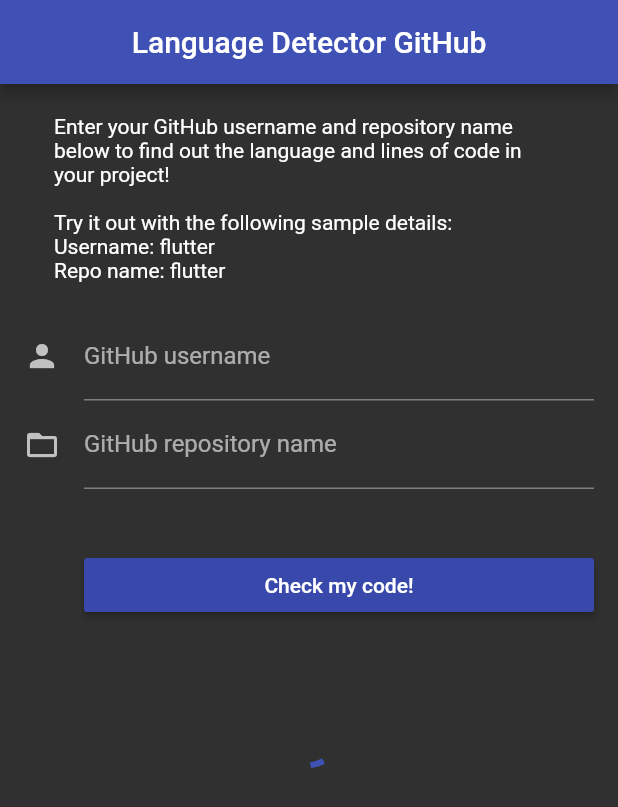
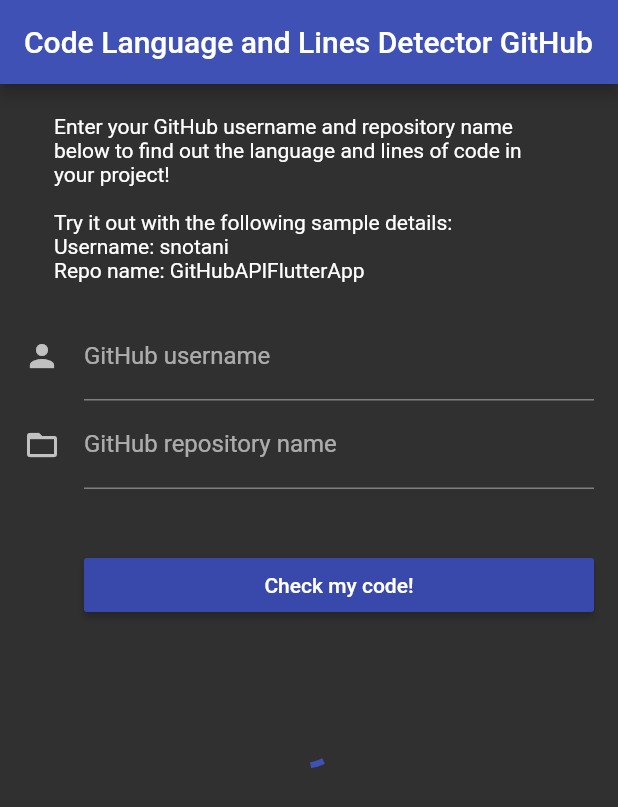
Before and after one commit to snotani/GitHubAPIFlutterApp, a Flutter app: the screen it shows after launch, on a phone screen of 412 x 824 dp. Shown: the top 807 px of the screen. Run offline on Flutter 3.47's test engine with Material 2 defaults, Android fonts, the phone set to English and light mode, and no system bars.

```diff
--- a/lib/linguist_data.dart
+++ b/lib/linguist_data.dart
@@ -8,7 +8,7 @@ class LinguistResults{
 
   Widget showResults(BuildContext context) {
     return resultsLang != null
-        ? Text("Language used: $resultsLang ($resultsLangSize Kb) \n\nLines of Code (estimate): $resultsSize",
+        ? Text("Language used: $resultsLang ($resultsLangSize kB) \n\nLines of Code (estimate): $resultsSize",
         style: TextStyle(fontSize: MediaQuery.of(context).size.height/50.0),
         )
         : CircularProgressIndicator();
--- a/lib/main.dart
+++ b/lib/main.dart
@@ -4,14 +4,14 @@ import 'dart:async';
 import 'dart:convert';
 import 'linguist_data.dart';
 
-void main() => runApp(LinguistGitHubAPI());
+void main() => runApp(GitHubAPIFlutterApp());
 
-class LinguistGitHubAPI extends StatelessWidget {
+class GitHubAPIFlutterApp extends StatelessWidget {
   // This widget is the root of your application.
   @override
   Widget build(BuildContext context) {
     return MaterialApp(
-      title: 'Language Detector GitHub',
+      title: 'Code Language and Lines Detector GitHub',
       debugShowCheckedModeBanner: false,
       theme: ThemeData(
         primarySwatch: Colors.indigo,
@@ -34,10 +34,8 @@ class _MyHomePageState extends State<MyHomePage> {
   final userController = TextEditingController();
   final repoController = TextEditingController();
   LinguistResults results = new LinguistResults();
-  var resBody;
-  var resSize;
-  String user;
-  String repo;
+  var resBody, resSize;
+  String user, repo;
   bool isAvailable = true;
 
   Future _getUserAndRepo(String user, String repo) async {
@@ -67,8 +65,8 @@ class _MyHomePageState extends State<MyHomePage> {
   Widget build(BuildContext context) {
     return new Scaffold(
       appBar: new AppBar(
-        title: new Text("Language Detector GitHub"),
-        centerTitle: true,
+        title: new Text("Code Language and Lines Detector GitHub",
+            style: TextStyle(fontSize: MediaQuery.of(context).size.width/20.6)),
       ),
       body: new SafeArea(
           top: false,
@@ -83,7 +81,7 @@ class _MyHomePageState extends State<MyHomePage> {
                     child: new Text("Enter your GitHub username and repository name below to find out "
                         "the language and lines of code in your project! \n\n"
                         "Try it out with the following sample details:\n"
-                        "Username: flutter \nRepo name: flutter"),
+                        "Username: snotani \nRepo name: GitHubAPIFlutterApp"),
                   ),
                   new TextFormField(
                     decoration: const InputDecoration(
@@ -91,7 +89,6 @@ class _MyHomePageState extends State<MyHomePage> {
                       labelText: 'GitHub username',
                     ),
                     controller: userController,
-                    validator: (val) => val.isEmpty ? 'GitHub username is required' : null,
                   ),
                   new TextFormField(
                     decoration: const InputDecoration(
@@ -99,7 +96,6 @@ class _MyHomePageState extends State<MyHomePage> {
                       labelText: 'GitHub repository name',
                     ),
                     controller: repoController,
-                    validator: (val) => val.isEmpty ? 'GitHub repo name is required' : null,
                   ),
                   new Container(
                       padding: const EdgeInsets.only(left: 40.0, top: 40.0),
@@ -113,7 +109,6 @@ class _MyHomePageState extends State<MyHomePage> {
                     padding: const EdgeInsets.all(60.0),
                     child: new Container(
                       child: Align(
-                        alignment: Alignment.center,
                         child: isAvailable ? results.showResults(context) : results.unableToGetResults(context, this.user, this.repo)
                       ),
                     ),
```
Also changed, not shown: assets/logo.png, 22 other files.
